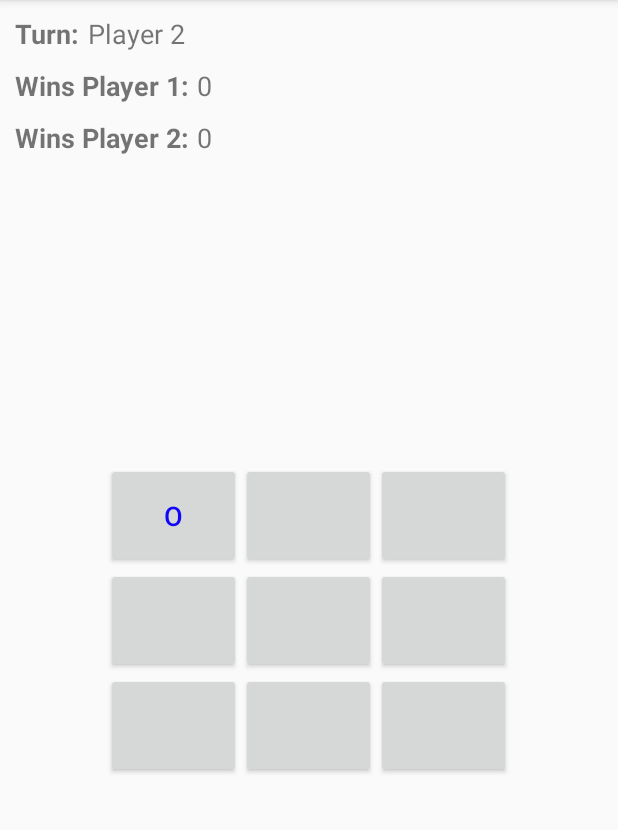
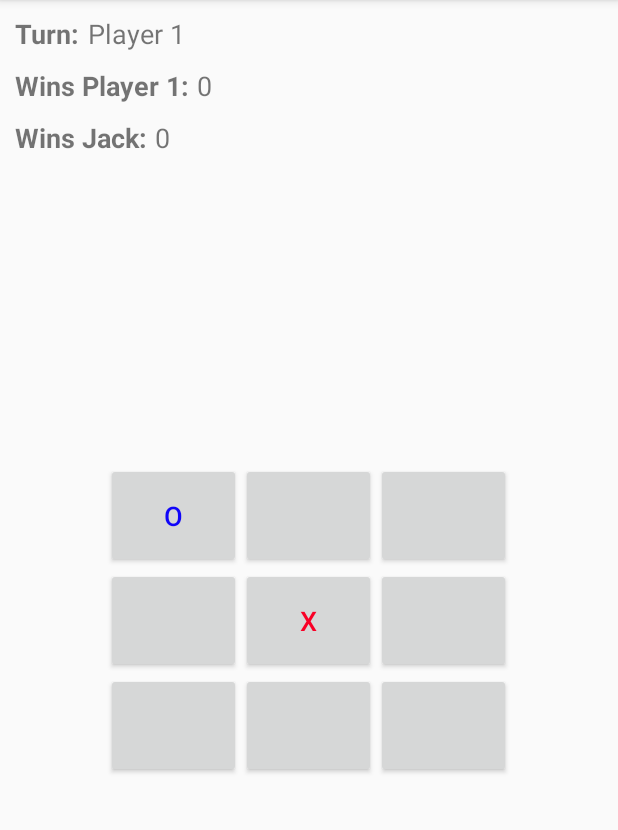
Before and after one commit to leandro9216/android_tic-tae-toe, an Android app: the screen it shows after launch (MainActivity), after a tap on an icon or button, on a phone screen of 412 x 824 dp, the part 84-914 px from its top. Run offline under Robolectric (Android 15) with nearby library versions, the phone set to English and light mode, and no system bars; 1 other tap on this screen came first.

Commit message:
adding vs computer option using minimax algorithm

```diff
--- a/TicTaeToe/app/src/main/java/com/example/tictaetoe/MainActivity.kt
+++ b/TicTaeToe/app/src/main/java/com/example/tictaetoe/MainActivity.kt
@@ -18,55 +18,98 @@ class MainActivity : AppCompatActivity() {
     var player1Won = false
     var player2Won = false
     var draw = false
-    var winnable = true
     var winsP1 = 0
     var winsP2 = 0
+    var button1Copy : Button? = null
+    var button2Copy : Button? = null
+    var button3Copy : Button? = null
+    var button4Copy : Button? = null
+    var button5Copy : Button? = null
+    var button6Copy : Button? = null
+    var button7Copy : Button? = null
+    var button8Copy : Button? = null
+    var button9Copy : Button? = null
+    var minmax : PlayerVsComputerLogic? = null
+    var vsComputer = false
+    var player2Text = "Player 2"
+
+
 
     override fun onCreate(savedInstanceState: Bundle?) {
         super.onCreate(savedInstanceState)
         setContentView(R.layout.activity_main)
         disableButtons()
-
+        setButtonCopy()
+        minmax = PlayerVsComputerLogic()
         button1.setOnClickListener {
            setButtonText(button1)
+            if(vsComputer) minmax!!.nextMove(this)
         }
         button2.setOnClickListener {
             setButtonText(button2)
+            if(vsComputer) minmax!!.nextMove(this)
         }
         button3.setOnClickListener {
             setButtonText(button3)
+            if(vsComputer) minmax!!.nextMove(this)
         }
         button4.setOnClickListener {
             setButtonText(button4)
+            if(vsComputer) minmax!!.nextMove(this)
         }
         button5.setOnClickListener {
             setButtonText(button5)
+            if(vsComputer) minmax!!.nextMove(this)
         }
         button6.setOnClickListener {
             setButtonText(button6)
+            if(vsComputer) minmax!!.nextMove(this)
         }
         button6.setOnClickListener {
             setButtonText(button6)
+            if(vsComputer) minmax!!.nextMove(this)
         }
         button7.setOnClickListener {
             setButtonText(button7)
+            if(vsComputer) minmax!!.nextMove(this)
         }
         button8.setOnClickListener {
             setButtonText(button8)
+            if(vsComputer) minmax!!.nextMove(this)
         }
         button9.setOnClickListener {
             setButtonText(button9)
+            if(vsComputer) minmax!!.nextMove(this)
         }
         start.setOnClickListener{
+            vsComputer = true
             start.visibility = View.GONE
+            start2.visibility = View.GONE
             reset.visibility = View.VISIBLE
             playerTurn.text = "Player 1"
+            player2Text = "Jack"
             turnLayout.visibility = View.VISIBLE
             winLayoutPlayer1.visibility = View.VISIBLE
             winLayoutPlayer2.visibility = View.VISIBLE
             enableButtons()
             winPlayer1.text = winsP1.toString()
             winPlayer2.text = winsP2.toString()
+            winsText2.text = "Wins $player2Text:"
+        }
+        start2.setOnClickListener{
+            vsComputer = false
+            start.visibility = View.GONE
+            start2.visibility = View.GONE
+            reset.visibility = View.VISIBLE
+            playerTurn.text = "Player 1"
+            player2Text = "Player 2"
+            turnLayout.visibility = View.VISIBLE
+            winLayoutPlayer1.visibility = View.VISIBLE
+            winLayoutPlayer2.visibility = View.VISIBLE
+            enableButtons()
+            winPlayer1.text = winsP1.toString()
+            winPlayer2.text = winsP2.toString()
+            winsText2.text = "Wins $player2Text:"
         }
         reset.setOnClickListener{
             if(!isEmpty()) cleanAll()
@@ -79,8 +122,7 @@ class MainActivity : AppCompatActivity() {
             if (player1Turn) {
                 button.text = "O"
                 button.setTextColor(resources.getColor(R.color.naught))
-
-            } else{
+            } else if(!vsComputer) {
                 button.text = "X"
                 button.setTextColor(resources.getColor(R.color.cross))
             }
@@ -101,21 +143,23 @@ class MainActivity : AppCompatActivity() {
         if (player1Turn)
             playerTurn.text = "Player 1"
         else
-            playerTurn.text = "Player 2"
+            playerTurn.text = player2Text
     }
 
     fun check() {
+        val winnerUnicode = 0x1F389
+        val drawUnicode = 0x1F60A
         if (crossHorizontal() || crossVertical() || crossDiagonal()) {
             if (player1Turn) {
                 player1Won = true
                 winsP1++
-                setWinnerText("The winner is Player 1!")
+                setWinnerText(String(Character.toChars(winnerUnicode))+"The winner is Player 1!"+String(Character.toChars(winnerUnicode)))
 
             }
             else {
                 player2Won = true
                 winsP2++
-                setWinnerText("The winner is Player 2!")
+                setWinnerText(String(Character.toChars(winnerUnicode))+ "The winner is $player2Text!" + String(Character.toChars(winnerUnicode)))
             }
         } else if (naughtsHorizontal() || naughtsVertical()
             || naughtsDiagonal()
@@ -123,21 +167,21 @@ class MainActivity : AppCompatActivity() {
             if (player1Turn){
                 player1Won = true
                 winsP1++
-                setWinnerText("The winner is Player 1!")
+                setWinnerText(String(Character.toChars(winnerUnicode))+"The winner is Player 1!"+String(Character.toChars(winnerUnicode)))
             }
             else {
                 player2Won = true
                 winsP2++
-                setWinnerText("The winner is Player 2!")
+                setWinnerText(String(Character.toChars(winnerUnicode))+"The winner is $player2Text!"+String(Character.toChars(winnerUnicode)))
             }
-        } else if (NoLine() && !player1Turn && !player2Won) {
+        } else if (noMoreMovements() && !player1Won && !player2Won) {
+            setWinnerText("It's a draw!"+ String(Character.toChars(drawUnicode)))
             draw = true
-            setWinnerText("It's a draw!")
 
         }
     }
 
-    fun setWinnerText(text:String){
+    fun setWinnerText(text : String){
         winnerText.visibility = View.VISIBLE
         winnerText.text = text
         disableButtons()
@@ -209,7 +253,7 @@ class MainActivity : AppCompatActivity() {
         )
     }
 
-    fun NoLine(): Boolean {
+    fun noMoreMovements(): Boolean {
         return (!button1.text.equals("")
                 && !button2.text.equals("")
                 && !button3.text.equals("")
@@ -243,11 +287,12 @@ class MainActivity : AppCompatActivity() {
         button7.text = ""
         button8.text = ""
         button9.text = ""
-        player1Turn = !player1Turn
+        player1Turn = if(!vsComputer) !player1Turn
+        else true
         player1Won = false
         player2Won = false
         draw = false
-        playerTurn.text = if(player1Turn) "Player 1" else "Player 2"
+        playerTurn.text = if(player1Turn) "Player 1" else player2Text
         winnerText.visibility = View.GONE
         enableButtons()
     }
@@ -276,4 +321,16 @@ class MainActivity : AppCompatActivity() {
         button9.isEnabled = true
     }
 
+    fun setButtonCopy(){
+        button1Copy = button1
+        button2Copy = button2
+        button3Copy = button3
+        button4Copy = button4
+        button5Copy = button5
+        button6Copy = button6
+        button7Copy = button7
+        button8Copy = button8
+        button9Copy = button9
+    }
+
 }
--- /dev/null
+++ b/TicTaeToe/app/src/main/java/com/example/tictaetoe/MinMax.kt
@@ -0,0 +1,3 @@
+package com.example.tictaetoe
+
+ data class MinMax (var matrix: Array<String?>, var score: Int, var depth: Int)
--- /dev/null
+++ b/TicTaeToe/app/src/main/java/com/example/tictaetoe/PlayerVsComputerLogic.kt
@@ -0,0 +1,198 @@
+package com.example.tictaetoe
+
+import android.os.Handler
+import android.widget.Button
+
+class PlayerVsComputerLogic {
+
+    private var mainBoard: MainActivity? = null
+    private val boardTextValue = arrayOfNulls<String>(9)
+    private var max: String? = null
+    private var min: String? = null
+    private var currentValueMinMax: String? = null
+
+
+    fun nextMove(board: MainActivity) {
+        mainBoard = board
+
+        if (board.player1Turn)
+            return
+        max = "X"
+        min = "O"
+        currentValueMinMax = "max"
+
+        //Delay to process function
+        val handler = Handler()
+        handler.postDelayed({
+            setTextBoard() // instance board with value
+            val bestMove = minimax(boardTextValue!!, currentValueMinMax!!, 0, 0)
+            applyTextBoard(bestMove.matrix) // Apply the text board to the actual view
+            board.check()
+            if (!board.draw && !board.player1Won && !board.player2Won) board.changeTurn()
+        }, 1000)
+    }
+
+
+    private fun minimax(currentBoardTextValue: Array<String?>, minMaxValue: String, recurse: Int, depth: Int): MinMax {
+        val children = generateSuccessor(currentBoardTextValue, minMaxValue) // Get list of all possible moves
+
+        if (children == null || isGameOver(currentBoardTextValue)) {
+            return MinMax(currentBoardTextValue, getScore(currentBoardTextValue), depth) // if no children or game over
+        } else {
+            val listScore = arrayListOf<MinMax>() // Get a list of scores for all available children
+            for (i in 0 until children.size) {
+                listScore.add(
+                    minimax(
+                        children[i],
+                        setCurrentMinMaxValue(minMaxValue),
+                        1,
+                        depth + 1
+                    )
+                )
+            }
+
+            val res = getResult(listScore, minMaxValue) //get child for max or min score
+            if (recurse == 1)
+                res.matrix = currentBoardTextValue // If this is a recursive call, set the result
+            return res
+        }
+    }
+
+    private fun setCurrentMinMaxValue(minMaxValue: String): String {
+        return if (minMaxValue == "max") "min" else "max"
+    }
+
+    private fun isGameOver(textBoard: Array<String?>): Boolean {
+        return getScore(textBoard) != 0
+    }
+
+    private fun getResult(listScore: ArrayList<MinMax>, minMaxValue: String): MinMax {
+        var result = listScore[0]
+
+        if (minMaxValue == "max") {
+            for (i in 1 until listScore.size) {
+                if (listScore[i].score > result.score || listScore[i].score == result.score && listScore[i].depth < result.depth)
+                    result = listScore[i]
+            }
+        } else {
+            for (i in 1 until listScore.size) {
+                if (listScore[i].score < result.score || listScore[i].score == result.score && listScore[i].depth < result.depth)
+                    result = listScore[i]
+            }
+        }
+
+        return result
+    }
+
+
+    private fun generateSuccessor(currentBoardTextValue: Array<String?>, currentMinMaxValue: String): ArrayList<Array<String?>>? {
+        val successor = arrayListOf<Array<String?>>()
+
+        for (i in currentBoardTextValue.indices) {
+            if (currentBoardTextValue[i] == "") {
+                val child = arrayOfNulls<String>(9)
+                System.arraycopy(currentBoardTextValue, 0, child, 0, 9)
+                if (currentMinMaxValue == "max")
+                    child[i] = max
+                else if (currentMinMaxValue == "min")
+                    child[i] = min
+
+                successor.add(child)
+            }
+        }
+
+        return if (successor.size == 0) null else successor
+    }
+
+
+
+    private fun getScore(currentBoardTextValue: Array<String?>): Int {
+        if (max.equals("O")) {
+            if (currentBoardTextValue[0] == "X" && currentBoardTextValue[1] == "X" && currentBoardTextValue[2] == "X" ||
+                currentBoardTextValue[3] == "X" && currentBoardTextValue[4] == "X" && currentBoardTextValue[5] == "X" ||
+                currentBoardTextValue[6] == "X" && currentBoardTextValue[7] == "X" && currentBoardTextValue[8] == "X" ||
+                currentBoardTextValue[0] == "X" && currentBoardTextValue[3] == "X" && currentBoardTextValue[6] == "X" ||
+                currentBoardTextValue[1] == "X" && currentBoardTextValue[4] == "X" && currentBoardTextValue[7] == "X" ||
+                currentBoardTextValue[2] == "X" && currentBoardTextValue[5] == "X" && currentBoardTextValue[8] == "X" ||
+                currentBoardTextValue[0] == "X" && currentBoardTextValue[4] == "X" && currentBoardTextValue[8] == "X" ||
+                currentBoardTextValue[2] == "X" && currentBoardTextValue[4] == "X" && currentBoardTextValue[6] == "X"
+            )
+                return -1
+            else if (currentBoardTextValue[0] == "O" && currentBoardTextValue[1] == "O" && currentBoardTextValue[2] == "O" ||
+                currentBoardTextValue[3] == "O" && currentBoardTextValue[4] == "O" && currentBoardTextValue[5] == "O" ||
+                currentBoardTextValue[6] == "O" && currentBoardTextValue[7] == "O" && currentBoardTextValue[8] == "O" ||
+                currentBoardTextValue[0] == "O" && currentBoardTextValue[3] == "O" && currentBoardTextValue[6] == "O" ||
+                currentBoardTextValue[1] == "O" && currentBoardTextValue[4] == "O" && currentBoardTextValue[7] == "O" ||
+                currentBoardTextValue[2] == "O" && currentBoardTextValue[5] == "O" && currentBoardTextValue[8] == "O" ||
+                currentBoardTextValue[0] == "O" && currentBoardTextValue[4] == "O" && currentBoardTextValue[8] == "O" ||
+                currentBoardTextValue[2] == "O" && currentBoardTextValue[4] == "O" && currentBoardTextValue[6] == "O"
+            )
+                return 1
+        } else if (max.equals("X")) {
+            if (currentBoardTextValue[0] == "X" && currentBoardTextValue[1] == "X" && currentBoardTextValue[2] == "X" ||
+                currentBoardTextValue[3] == "X" && currentBoardTextValue[4] == "X" && currentBoardTextValue[5] == "X" ||
+                currentBoardTextValue[6] == "X" && currentBoardTextValue[7] == "X" && currentBoardTextValue[8] == "X" ||
+                currentBoardTextValue[0] == "X" && currentBoardTextValue[3] == "X" && currentBoardTextValue[6] == "X" ||
+                currentBoardTextValue[1] == "X" && currentBoardTextValue[4] == "X" && currentBoardTextValue[7] == "X" ||
+                currentBoardTextValue[2] == "X" && currentBoardTextValue[5] == "X" && currentBoardTextValue[8] == "X" ||
+                currentBoardTextValue[0] == "X" && currentBoardTextValue[4] == "X" && currentBoardTextValue[8] == "X" ||
+                currentBoardTextValue[2] == "X" && currentBoardTextValue[4] == "X" && currentBoardTextValue[6] == "X"
+            )
+                return 1
+            else if (currentBoardTextValue[0] == "O" && currentBoardTextValue[1] == "O" && currentBoardTextValue[2] == "O" ||
+                currentBoardTextValue[3] == "O" && currentBoardTextValue[4] == "O" && currentBoardTextValue[5] == "O" ||
+                currentBoardTextValue[6] == "O" && currentBoardTextValue[7] == "O" && currentBoardTextValue[8] == "O" ||
+                currentBoardTextValue[0] == "O" && currentBoardTextValue[3] == "O" && currentBoardTextValue[6] == "O" ||
+                currentBoardTextValue[1] == "O" && currentBoardTextValue[4] == "O" && currentBoardTextValue[7] == "O" ||
+                currentBoardTextValue[2] == "O" && currentBoardTextValue[5] == "O" && currentBoardTextValue[8] == "O" ||
+                currentBoardTextValue[0] == "O" && currentBoardTextValue[4] == "O" && currentBoardTextValue[8] == "O" ||
+                currentBoardTextValue[2] == "O" && currentBoardTextValue[4] == "O" && currentBoardTextValue[6] == "O"
+            )
+                return -1
+        }
+
+        return 0
+    }
+
+
+    private fun setTextBoard() {
+        boardTextValue[0] = mainBoard?.button1Copy?.text.toString()
+        boardTextValue[1] = mainBoard?.button2Copy?.text.toString()
+        boardTextValue[2] = mainBoard?.button3Copy?.text.toString()
+        boardTextValue[3] = mainBoard?.button4Copy?.text.toString()
+        boardTextValue[4] = mainBoard?.button5Copy?.text.toString()
+        boardTextValue[5] = mainBoard?.button6Copy?.text.toString()
+        boardTextValue[6] = mainBoard?.button7Copy?.text.toString()
+        boardTextValue[7] = mainBoard?.button8Copy?.text.toString()
+        boardTextValue[8] = mainBoard?.button9Copy?.text.toString()
+    }
+
+    private fun applyTextBoard(currentBoardTextValue: Array<String?>) {
+        mainBoard?.button1Copy?.text = currentBoardTextValue[0]
+        mainBoard?.button2Copy?.text = currentBoardTextValue[1]
+        mainBoard?.button3Copy?.text = currentBoardTextValue[2]
+        mainBoard?.button4Copy?.text = currentBoardTextValue[3]
+        mainBoard?.button5Copy?.text = currentBoardTextValue[4]
+        mainBoard?.button6Copy?.text = currentBoardTextValue[5]
+        mainBoard?.button7Copy?.text = currentBoardTextValue[6]
+        mainBoard?.button8Copy?.text = currentBoardTextValue[7]
+        mainBoard?.button9Copy?.text = currentBoardTextValue[8]
+        setButtonColor(mainBoard?.button1Copy)
+        setButtonColor(mainBoard?.button2Copy)
+        setButtonColor(mainBoard?.button3Copy)
+        setButtonColor(mainBoard?.button4Copy)
+        setButtonColor(mainBoard?.button5Copy)
+        setButtonColor(mainBoard?.button6Copy)
+        setButtonColor(mainBoard?.button7Copy)
+        setButtonColor(mainBoard?.button8Copy)
+        setButtonColor(mainBoard?.button9Copy)
+    }
+
+
+    private fun setButtonColor(button: Button?){
+        if(button?.text == "O") button.setTextColor(mainBoard!!.resources.getColor(R.color.naught))
+        else if(button?.text == "X") button.setTextColor(mainBoard!!.resources.getColor(R.color.cross))
+    }
+
+
+}
--- a/TicTaeToe/app/src/main/java/com/example/tictaetoe/PlayerVsPlayerLogic.kt
+++ /dev/null
@@ -1,12 +0,0 @@
-package com.example.tictaetoe
-
-import androidx.core.os.HandlerCompat.postDelayed
-
-
-
-class PlayerVsPlayerLogic {
-
-    var board : MainActivity? = null
-
-
-}
--- a/TicTaeToe/app/src/main/res/layout/activity_main.xml
+++ b/TicTaeToe/app/src/main/res/layout/activity_main.xml
@@ -74,7 +74,7 @@
                 android:id="@+id/winsText2"
                 android:layout_width="wrap_content"
                 android:layout_height="wrap_content"
-                android:text="Wins Player 2:"
+                android:text=""
                 android:textStyle="bold"
                 android:textSize="18sp">
 
@@ -89,100 +89,129 @@
             </TextView>
         </LinearLayout>
     </LinearLayout>
+
     <LinearLayout
+        android:id="@+id/tableLayout"
         android:layout_width="match_parent"
         android:layout_height="match_parent"
-        android:orientation="vertical"
         android:gravity="center"
-        android:id="@+id/tableLayout">
+        android:orientation="vertical">
+
         <LinearLayout
             android:id="@+id/winnerLayout"
             android:layout_width="wrap_content"
             android:layout_height="wrap_content"
-            android:orientation="horizontal"
+            android:layout_marginLeft="10dp"
             android:layout_marginTop="10dp"
             android:layout_marginBottom="50dp"
-            android:layout_marginLeft="10dp">
+            android:orientation="horizontal">
+
             <TextView
                 android:id="@+id/winnerText"
                 android:layout_width="wrap_content"
                 android:layout_height="wrap_content"
+                android:text=""
+                android:textSize="18sp"
                 android:textStyle="bold"
-                android:text=""
-                android:visibility="gone"
-                android:textSize="18sp">
-            </TextView>
+                android:visibility="gone"></TextView>
         </LinearLayout>
+
         <LinearLayout
             android:layout_width="wrap_content"
             android:layout_height="wrap_content">
+
             <Button
+                android:id="@+id/button1"
                 android:layout_width="90dp"
                 android:layout_height="70dp"
-                android:textSize="18sp"
-                android:id="@+id/button1"/>
+                android:textSize="18sp" />
+
             <Button
+                android:id="@+id/button2"
                 android:layout_width="90dp"
                 android:layout_height="70dp"
-                android:textSize="18sp"
-                android:id="@+id/button2"/>
+                android:textSize="18sp" />
+
             <Button
+                android:id="@+id/button3"
                 android:layout_width="90dp"
                 android:layout_height="70dp"
-                android:textSize="18sp"
-                android:id="@+id/button3"/>
+                android:textSize="18sp" />
         </LinearLayout>
+
         <LinearLayout
             android:layout_width="wrap_content"
             android:layout_height="wrap_content">
+
             <Button
+                android:id="@+id/button4"
                 android:layout_width="90dp"
                 android:layout_height="70dp"
-                android:textSize="18sp"
-                android:id="@+id/button4"/>
+                android:textSize="18sp" />
+
             <Button
+                android:id="@+id/button5"
                 android:layout_width="90dp"
                 android:layout_height="70dp"
-                android:textSize="18sp"
-                android:id="@+id/button5"/>
+                android:textSize="18sp" />
+
             <Button
+                android:id="@+id/button6"
                 android:layout_width="90dp"
                 android:layout_height="70dp"
-                android:textSize="18sp"
-                android:id="@+id/button6"/>
+                android:textSize="18sp" />
         </LinearLayout>
+
         <LinearLayout
             android:layout_width="wrap_content"
             android:layout_height="wrap_content">
+
             <Button
+                android:id="@+id/button7"
                 android:layout_width="90dp"
                 android:layout_height="70dp"
-                android:textSize="18sp"
-                android:id="@+id/button7"/>
+                android:textSize="18sp" />
+
             <Button
+                android:id="@+id/button8"
                 android:layout_width="90dp"
                 android:layout_height="70dp"
-                android:textSize="18sp"
-                android:id="@+id/button8"/>
+                android:textSize="18sp" />
+
             <Button
+                android:id="@+id/button9"
                 android:layout_width="90dp"
                 android:layout_height="70dp"
-                android:textSize="18sp"
-                android:id="@+id/button9"/>
+                android:textSize="18sp" />
         </LinearLayout>
     </LinearLayout>
-    <Button
-        android:layout_width="90dp"
-        android:layout_height="70dp"
-        android:id="@+id/start"
-        android:text="Start"
+
+    <LinearLayout
+        android:layout_width="wrap_content"
+        android:layout_height="wrap_content"
+        android:orientation="horizontal"
         android:layout_alignBottom="@+id/tableLayout"
         android:layout_alignParentEnd="true"
-        android:layout_alignParentRight="true"
-        android:layout_marginBottom="10dp"
-        android:backgroundTint="@android:color/holo_blue_light"
-        android:textColor="@android:color/white"
-        android:layout_marginRight="10dp"/>
+        android:layout_alignParentRight="true">
+        <Button
+            android:layout_width="180dp"
+            android:layout_height="70dp"
+            android:id="@+id/start"
+            android:text="Player vs Computer"
+            android:layout_marginBottom="10dp"
+            android:backgroundTint="@android:color/holo_blue_light"
+            android:textColor="@android:color/white"
+            android:layout_marginRight="10dp"/>
+        <Button
+            android:layout_width="180dp"
+            android:layout_height="70dp"
+            android:id="@+id/start2"
+            android:text="Player vs Player"
+            android:layout_marginBottom="10dp"
+            android:backgroundTint="@android:color/holo_blue_light"
+            android:textColor="@android:color/white"
+            android:layout_marginRight="10dp"/>
+    </LinearLayout>
 
     <Button
         android:layout_width="90dp"
```
